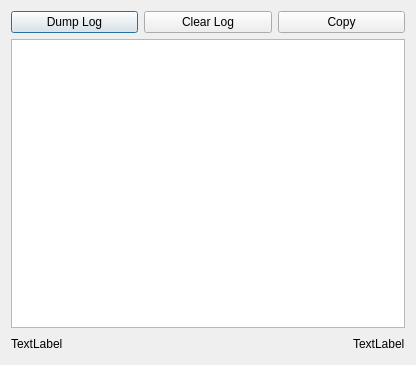
First picture: the form in logviewer.ui, repository WoT86/FastArray, before the edit.
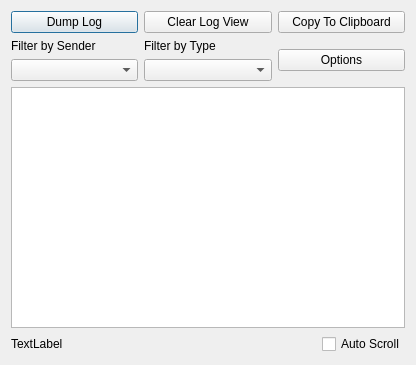
Second picture: the form after the edit. Icons and pictures are not drawn. Custom widgets are drawn as their Qt base class.

```diff
--- a/logviewer.ui
+++ b/logviewer.ui
@@ -20,34 +20,69 @@
   <property name="locale">
    <locale language="English" country="UnitedStates"/>
   </property>
-  <layout class="QVBoxLayout" name="verticalLayout">
+  <layout class="QVBoxLayout" name="verticalLayout_3">
    <item>
-    <layout class="QHBoxLayout" name="horizontalLayout">
-     <item>
+    <layout class="QGridLayout" name="gridLayout">
+     <item row="0" column="0">
       <widget class="QPushButton" name="buttoDumpLog">
        <property name="text">
         <string>Dump Log</string>
        </property>
       </widget>
      </item>
-     <item>
+     <item row="0" column="1">
       <widget class="QPushButton" name="buttonClearLog">
        <property name="text">
-        <string>Clear Log</string>
+        <string>Clear Log View</string>
        </property>
       </widget>
      </item>
-     <item>
+     <item row="0" column="2">
       <widget class="QPushButton" name="buttonCopyLog">
        <property name="text">
-        <string>Copy</string>
+        <string>Copy To Clipboard</string>
+       </property>
+      </widget>
+     </item>
+     <item row="1" column="1">
+      <layout class="QVBoxLayout" name="verticalLayout_2">
+       <item>
+        <widget class="QLabel" name="label_2">
+         <property name="text">
+          <string>Filter by Type</string>
+         </property>
+        </widget>
+       </item>
+       <item>
+        <widget class="QComboBox" name="comboBoxFilterType"/>
+       </item>
+      </layout>
+     </item>
+     <item row="1" column="0">
+      <layout class="QVBoxLayout" name="verticalLayout">
+       <item>
+        <widget class="QLabel" name="label">
+         <property name="text">
+          <string>Filter by Sender</string>
+         </property>
+        </widget>
+       </item>
+       <item>
+        <widget class="QComboBox" name="comboBoxFilterSender"/>
+       </item>
+      </layout>
+     </item>
+     <item row="1" column="2">
+      <widget class="QPushButton" name="buttonOptions">
+       <property name="text">
+        <string>Options</string>
        </property>
       </widget>
      </item>
     </layout>
    </item>
    <item>
-    <widget class="QTableView" name="tableLogView"/>
+    <widget class="LogTableView" name="tableLogView"/>
    </item>
    <item>
     <layout class="QHBoxLayout" name="horizontalLayout_2">
@@ -72,9 +107,9 @@
       </spacer>
      </item>
      <item>
-      <widget class="QLabel" name="labelSize">
+      <widget class="QCheckBox" name="checkBoxAutoScroll">
        <property name="text">
-        <string>TextLabel</string>
+        <string>Auto Scroll</string>
        </property>
       </widget>
      </item>
@@ -82,6 +117,13 @@
    </item>
   </layout>
  </widget>
+ <customwidgets>
+  <customwidget>
+   <class>LogTableView</class>
+   <extends>QTableView</extends>
+   <header>logtableview.h</header>
+  </customwidget>
+ </customwidgets>
  <tabstops>
   <tabstop>buttoDumpLog</tabstop>
   <tabstop>buttonCopyLog</tabstop>
```
